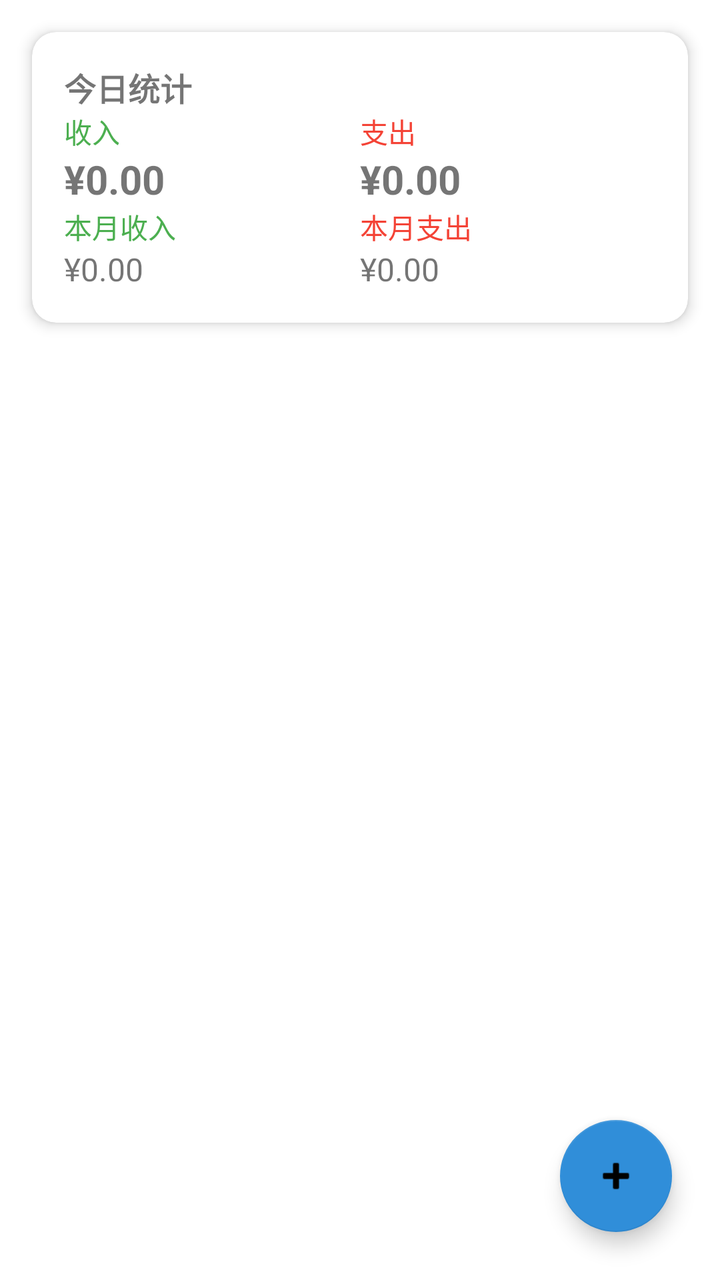
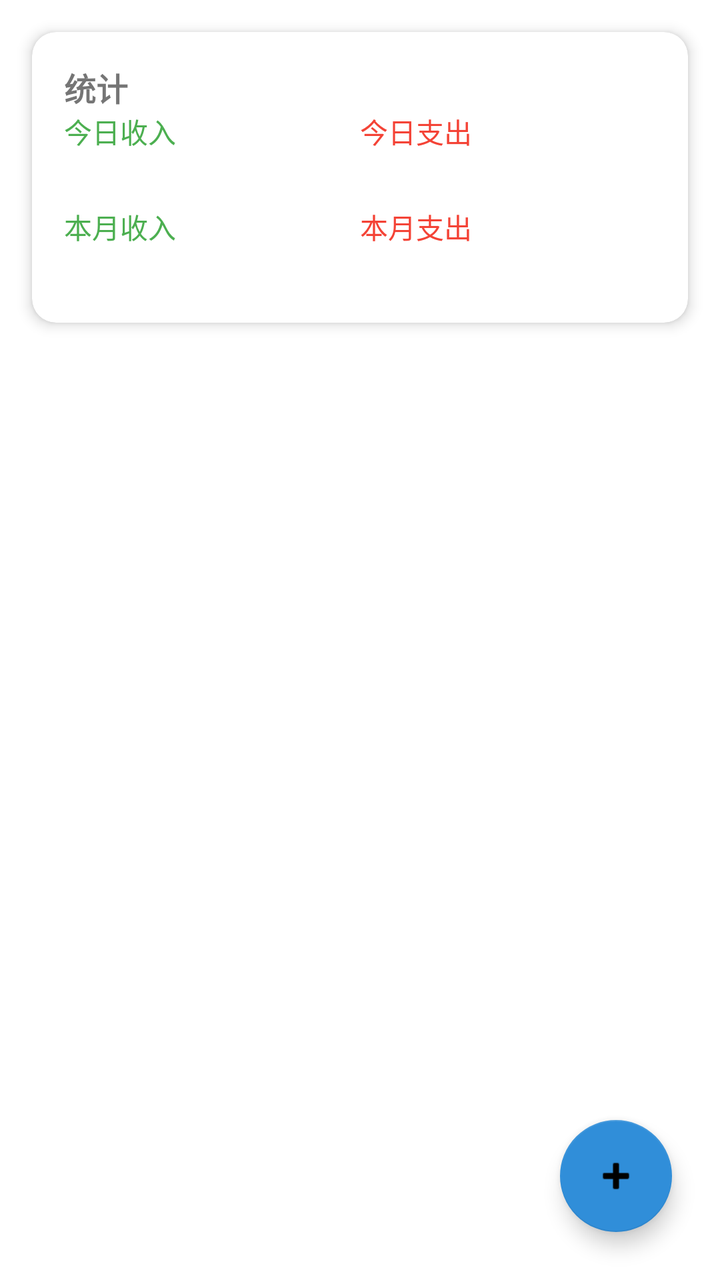

The first picture is an Android layout as it rendered before a commit; the second is the same layout after the commit. The layout source and the unified diff follow.
<!-- AndroidManifest.xml: application theme Theme.DeepBookkeeping -->
<!-- res/layout/fragment_home.xml -->
<?xml version="1.0" encoding="utf-8"?>
<FrameLayout xmlns:android="http://schemas.android.com/apk/res/android"
    xmlns:tools="http://schemas.android.com/tools"
    android:layout_width="match_parent"
    android:layout_height="match_parent"
    xmlns:app="http://schemas.android.com/apk/res-auto"
    tools:context=".ui.home.HomeFragment">

    <LinearLayout
        android:layout_width="match_parent"
        android:layout_height="match_parent"
        android:orientation="vertical">

        
        <androidx.cardview.widget.CardView
            android:layout_width="match_parent"
            android:layout_height="wrap_content"
            android:layout_margin="16dp"
            app:cardCornerRadius="12dp"
            app:cardElevation="4dp">

            <LinearLayout
                android:layout_width="match_parent"
                android:layout_height="wrap_content"
                android:orientation="vertical"
                android:padding="16dp">

                <TextView
                    android:layout_width="match_parent"
                    android:layout_height="wrap_content"
                    android:text="今日统计"
                    android:textSize="16sp"
                    android:textStyle="bold" />

                <LinearLayout
                    android:layout_width="match_parent"
                    android:layout_height="wrap_content"
                    android:orientation="horizontal"
                    android:weightSum="2">

                    <LinearLayout
                        android:layout_width="0dp"
                        android:layout_height="wrap_content"
                        android:layout_weight="1"
                        android:orientation="vertical">

                        <TextView
                            android:layout_width="match_parent"
                            android:layout_height="wrap_content"
                            android:text="收入"
                            android:textColor="#4CAF50" />

                        <TextView
                            android:id="@+id/todayIncomeTextView"
                            android:layout_width="match_parent"
                            android:layout_height="wrap_content"
                            android:text="¥0.00"
                            android:textSize="20sp"
                            android:textStyle="bold" />
                    </LinearLayout>

                    <LinearLayout
                        android:layout_width="0dp"
                        android:layout_height="wrap_content"
                        android:layout_weight="1"
                        android:orientation="vertical">

                        <TextView
                            android:layout_width="match_parent"
                            android:layout_height="wrap_content"
                            android:text="支出"
                            android:textColor="#F44336" />

                        <TextView
                            android:id="@+id/todayExpenseTextView"
                            android:layout_width="match_parent"
                            android:layout_height="wrap_content"
                            android:text="¥0.00"
                            android:textSize="20sp"
                            android:textStyle="bold" />
                    </LinearLayout>
                </LinearLayout>

                <LinearLayout
                    android:layout_width="match_parent"
                    android:layout_height="wrap_content"
                    android:orientation="horizontal"
                    android:weightSum="2">

                    <LinearLayout
                        android:layout_width="0dp"
                        android:layout_height="wrap_content"
                        android:layout_weight="1"
                        android:orientation="vertical">

                        <TextView
                            android:layout_width="match_parent"
                            android:layout_height="wrap_content"
                            android:text="本月收入"
                            android:textColor="#4CAF50" />

                        <TextView
                            android:id="@+id/monthIncomeTextView"
                            android:layout_width="match_parent"
                            android:layout_height="wrap_content"
                            android:text="¥0.00"
                            android:textSize="16sp" />
                    </LinearLayout>

                    <LinearLayout
                        android:layout_width="0dp"
                        android:layout_height="wrap_content"
                        android:layout_weight="1"
                        android:orientation="vertical">

                        <TextView
                            android:layout_width="match_parent"
                            android:layout_height="wrap_content"
                            android:text="本月支出"
                            android:textColor="#F44336" />

                        <TextView
                            android:id="@+id/monthExpenseTextView"
                            android:layout_width="match_parent"
                            android:layout_height="wrap_content"
                            android:text="¥0.00"
                            android:textSize="16sp" />
                    </LinearLayout>
                </LinearLayout>
            </LinearLayout>
        </androidx.cardview.widget.CardView>

        
        <androidx.recyclerview.widget.RecyclerView
            android:id="@+id/transactionsRecyclerView"
            android:layout_width="match_parent"
            android:layout_height="0dp"
            android:layout_weight="1"
            android:clipToPadding="false"
            android:paddingHorizontal="16dp"
            android:paddingBottom="16dp"
            app:layoutManager="androidx.recyclerview.widget.LinearLayoutManager" />

        <TextView
            android:id="@+id/emptyView"
            android:layout_width="match_parent"
            android:layout_height="0dp"
            android:layout_weight="1"
            android:gravity="center"
            android:text="暂无收支记录"
            android:textSize="18sp"
            android:visibility="gone" />
    </LinearLayout>

    
    <com.google.android.material.floatingactionbutton.FloatingActionButton
        android:id="@+id/addTransactionFab"
        android:layout_width="wrap_content"
        android:layout_height="wrap_content"
        android:layout_gravity="bottom|end"
        android:layout_margin="24dp"
        android:src="@android:drawable/ic_input_add"
        app:backgroundTint="@color/my_primary" />

</FrameLayout>
<!-- resources referenced by this layout -->
<resources>
  <color name="my_primary">#308ED9</color>
  <style name="Theme.DeepBookkeeping" parent="Base.Theme.DeepBookkeeping" />
  <style name="Base.Theme.DeepBookkeeping" parent="Theme.MaterialComponents.DayNight.NoActionBar">
          
           <item name="colorPrimary">@color/my_primary</item>
      </style>
</resources>

<!-- the commit's change to res/layout/fragment_home.xml (unified diff, before → after) -->
@@ -1,9 +1,9 @@
 <?xml version="1.0" encoding="utf-8"?>
 <FrameLayout xmlns:android="http://schemas.android.com/apk/res/android"
+    xmlns:app="http://schemas.android.com/apk/res-auto"
     xmlns:tools="http://schemas.android.com/tools"
     android:layout_width="match_parent"
     android:layout_height="match_parent"
-    xmlns:app="http://schemas.android.com/apk/res-auto"
     tools:context=".ui.home.HomeFragment">
 
     <LinearLayout
@@ -28,7 +28,7 @@
                 <TextView
                     android:layout_width="match_parent"
                     android:layout_height="wrap_content"
-                    android:text="今日统计"
+                    android:text="@string/statistic"
                     android:textSize="16sp"
                     android:textStyle="bold" />
 
@@ -47,14 +47,13 @@
                         <TextView
                             android:layout_width="match_parent"
                             android:layout_height="wrap_content"
-                            android:text="收入"
+                            android:text="@string/todayIncome"
                             android:textColor="#4CAF50" />
 
                         <TextView
                             android:id="@+id/todayIncomeTextView"
                             android:layout_width="match_parent"
                             android:layout_height="wrap_content"
-                            android:text="¥0.00"
                             android:textSize="20sp"
                             android:textStyle="bold" />
                     </LinearLayout>
@@ -68,14 +67,13 @@
                         <TextView
                             android:layout_width="match_parent"
                             android:layout_height="wrap_content"
-                            android:text="支出"
+                            android:text="@string/todayExpense"
                             android:textColor="#F44336" />
 
                         <TextView
                             android:id="@+id/todayExpenseTextView"
                             android:layout_width="match_parent"
                             android:layout_height="wrap_content"
-                            android:text="¥0.00"
                             android:textSize="20sp"
                             android:textStyle="bold" />
                     </LinearLayout>
@@ -96,14 +94,13 @@
                         <TextView
                             android:layout_width="match_parent"
                             android:layout_height="wrap_content"
-                            android:text="本月收入"
+                            android:text="@string/monthIncome"
                             android:textColor="#4CAF50" />
 
                         <TextView
                             android:id="@+id/monthIncomeTextView"
                             android:layout_width="match_parent"
                             android:layout_height="wrap_content"
-                            android:text="¥0.00"
                             android:textSize="16sp" />
                     </LinearLayout>
 
@@ -116,14 +113,13 @@
                         <TextView
                             android:layout_width="match_parent"
                             android:layout_height="wrap_content"
-                            android:text="本月支出"
+                            android:text="@string/monthExpense"
                             android:textColor="#F44336" />
 
                         <TextView
                             android:id="@+id/monthExpenseTextView"
                             android:layout_width="match_parent"
                             android:layout_height="wrap_content"
-                            android:text="¥0.00"
                             android:textSize="16sp" />
                     </LinearLayout>
                 </LinearLayout>
<!-- resource entries referenced after the edit -->
@@ -1,6 +1,11 @@
 <!-- resources referenced by this layout -->
 <resources>
   <color name="my_primary">#308ED9</color>
+  <string name="monthExpense">本月支出</string>
+  <string name="monthIncome">本月收入</string>
+  <string name="statistic">统计</string>
+  <string name="todayExpense">今日支出</string>
+  <string name="todayIncome">今日收入</string>
   <style name="Theme.DeepBookkeeping" parent="Base.Theme.DeepBookkeeping" />
   <style name="Base.Theme.DeepBookkeeping" parent="Theme.MaterialComponents.DayNight.NoActionBar">
           
